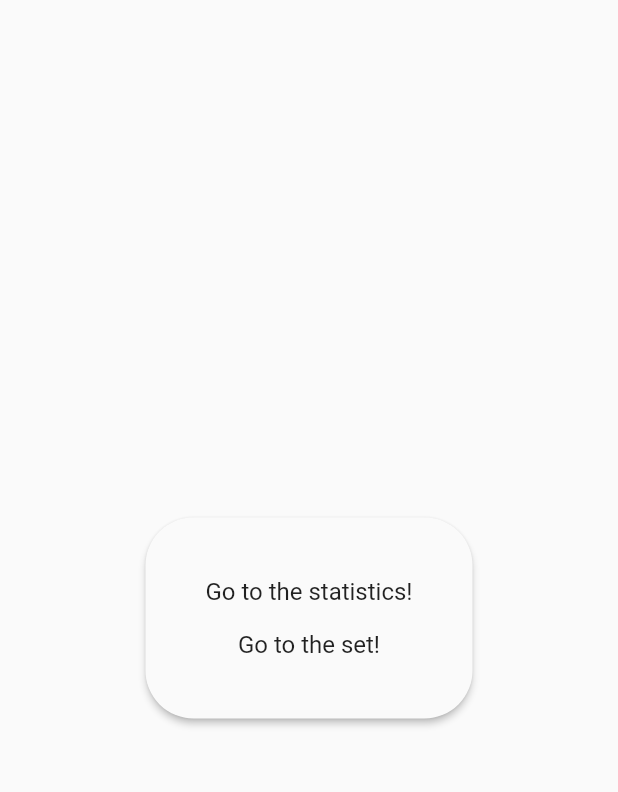
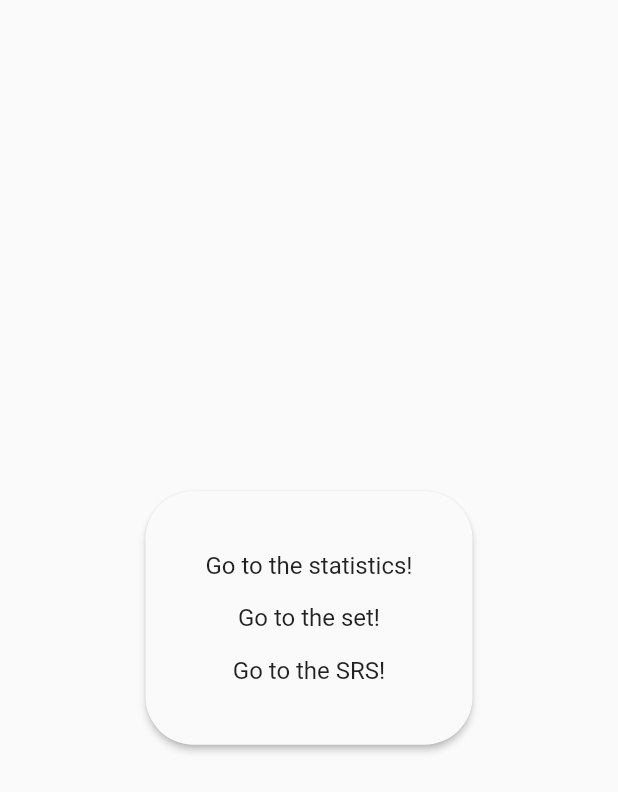
Before and after one commit to wgrzesik/flutter-app, a Flutter app: the TodoPopupCard widget shown alone on an empty page, opened directly with empty values, on a phone screen of 412 x 824 dp. Shown: the top 792 px of the screen. Run offline on Flutter 3.47's test engine with Material 2 defaults, Android fonts, the phone set to English and light mode, and no system bars; our stand-ins replace awesome_dialog, bloc, cloud_firestore, equatable, firebase_auth, firebase_core and 5 more; accounts and stored records are empty.

```diff
--- a/lib/app_const.dart
+++ b/lib/app_const.dart
@@ -10,4 +10,5 @@ class PageConst {
   static const String flashcardsPage = "flashcardsPage";
   static const String statisticsPage = "statisticsPage";
   static const String flahscardHomePage = "flashcardHomePage";
+  static const String srsPage = "srsPage";
 }
--- a/lib/feature/data/remote/data_sources/firebase_remote_data_source.dart
+++ b/lib/feature/data/remote/data_sources/firebase_remote_data_source.dart
@@ -22,4 +22,5 @@ abstract class FirebaseRemoteDataSource {
   Future<void> initializeStats(String uid);
   Future<void> updateStats(StatsEntity stats);
   Stream<List<StatsEntity>> getStats(String uid, String setName);
+  Stream<List<StatsEntity>> srs(String uid, String setName);
 }
--- a/lib/feature/data/repositories/firebase_repository_impl.dart
+++ b/lib/feature/data/repositories/firebase_repository_impl.dart
@@ -64,4 +64,8 @@ class FirebaseRepositoryImpl extends FirebaseRepository {
   @override
   Stream<List<StatsEntity>> getStats(String uid, String setName) =>
       remoteDataSource.getStats(uid, setName);
+
+  @override
+  Stream<List<StatsEntity>> srs(String uid, String setName) =>
+      remoteDataSource.srs(uid, setName);
 }
--- a/lib/feature/domain/repositories/firebase_repository.dart
+++ b/lib/feature/domain/repositories/firebase_repository.dart
@@ -22,4 +22,5 @@ abstract class FirebaseRepository {
   Future<void> initializeStats(String stats);
   Future<void> updateStats(StatsEntity stats);
   Stream<List<StatsEntity>> getStats(String uid, String setName);
+  Stream<List<StatsEntity>> srs(String uid, String setName);
 }
--- /dev/null
+++ b/lib/feature/domain/use_cases/srs_usecase.dart
@@ -0,0 +1,12 @@
+import '../entities/stats_entity.dart';
+import '../repositories/firebase_repository.dart';
+
+class SrsUseCase {
+  final FirebaseRepository repository;
+
+  SrsUseCase({required this.repository});
+
+  Stream<List<StatsEntity>> call(String uid, String setName) {
+    return repository.srs(uid, setName);
+  }
+}
--- a/lib/feature/presentation/cubit/stats/stats_cubit.dart
+++ b/lib/feature/presentation/cubit/stats/stats_cubit.dart
@@ -4,6 +4,7 @@ import 'package:bloc/bloc.dart';
 import 'package:equatable/equatable.dart';
 import 'package:note_app/feature/domain/entities/stats_entity.dart';
 import 'package:note_app/feature/domain/use_cases/get_stats_usecase.dart';
+import 'package:note_app/feature/domain/use_cases/srs_usecase.dart';
 import '../../../domain/entities/user_entity.dart';
 import '../../../domain/use_cases/add_stats_usecase.dart';
 import '../../../domain/use_cases/update_stats_usecase.dart';
@@ -14,11 +15,13 @@ class StatsCubit extends Cubit<StatsState> {
   final AddStatsUseCase addStatsUseCase;
   final UpdateStatsUseCase updateStatsUseCase;
   final GetStatsUseCase getStatsUseCase;
+  final SrsUseCase srsUseCase;
 
   StatsCubit({
     required this.addStatsUseCase,
     required this.updateStatsUseCase,
     required this.getStatsUseCase,
+    required this.srsUseCase,
   }) : super(StatsInitial());
 
   Future<void> addStats({required String stats}) async {
@@ -53,4 +56,19 @@ class StatsCubit extends Cubit<StatsState> {
       emit(StatsFailure());
     }
   }
+
+  Future<void> srs({required String uid, required String? setName}) async {
+    emit(StatsLoading());
+    try {
+      // final notes = await srsUseCase.call(uid, setName!);
+      // emit(StatsLoaded(stats: notes));
+      srsUseCase.call(uid, setName!).listen((notes) {
+        emit(StatsLoaded(stats: notes));
+      });
+    } on SocketException catch (_) {
+      emit(StatsFailure());
+    } catch (_) {
+      emit(StatsFailure());
+    }
+  }
 }
--- a/lib/feature/presentation/widgets/todo_popup_card.dart
+++ b/lib/feature/presentation/widgets/todo_popup_card.dart
@@ -66,6 +66,18 @@ class TodoPopupCard extends StatelessWidget {
                                 child: Container(
                                     child: Text("Go to the set!",
                                         style: TextStyle(fontSize: 16))))),
+                        Container(
+                            margin: const EdgeInsets.all(8),
+                            decoration: BoxDecoration(
+                              borderRadius: BorderRadius.circular(5),
+                            ),
+                            child: GestureDetector(
+                                onTap: () {
+                                  goToChoosenPage(context, PageConst.srsPage);
+                                },
+                                child: Container(
+                                    child: Text("Go to the SRS!",
+                                        style: TextStyle(fontSize: 16))))),
                       ],
                     ),
                   ),
--- a/lib/injection_container.dart
+++ b/lib/injection_container.dart
@@ -8,6 +8,7 @@ import 'package:note_app/feature/domain/use_cases/add_new_note_usecase.dart';
 import 'package:note_app/feature/domain/use_cases/add_stats_usecase.dart';
 import 'package:note_app/feature/domain/use_cases/get_sets_usecase.dart';
 import 'package:note_app/feature/domain/use_cases/get_stats_usecase.dart';
+import 'package:note_app/feature/domain/use_cases/srs_usecase.dart';
 import 'package:note_app/feature/presentation/cubit/auth/auth_cubit.dart';
 import 'package:note_app/feature/presentation/cubit/stats/stats_cubit.dart';
 import 'feature/data/repositories/firebase_repository_impl.dart';
@@ -52,7 +53,8 @@ Future<void> init() async {
   sl.registerFactory<StatsCubit>(() => StatsCubit(
       addStatsUseCase: sl.call(),
       updateStatsUseCase: sl.call(),
-      getStatsUseCase: sl.call()));
+      getStatsUseCase: sl.call(),
+      srsUseCase: sl.call()));
 
   //useCases
   sl.registerLazySingleton<AddNewNoteUseCase>(
@@ -85,6 +87,7 @@ Future<void> init() async {
       () => UpdateStatsUseCase(repository: sl.call()));
   sl.registerLazySingleton<GetStatsUseCase>(
       () => GetStatsUseCase(repository: sl.call()));
+  sl.registerLazySingleton<SrsUseCase>(() => SrsUseCase(repository: sl.call()));
 
   //repository
   sl.registerLazySingleton<FirebaseRepository>(
```
Also changed, not shown: lib/feature/data/remote/data_sources/firebase_remote_data_source_impl.dart (+106 -1 lines), lib/feature/presentation/pages/flashcards_page.dart (+0 -18 lines), lib/feature/presentation/pages/sign_up_page.dart (+8 -9 lines), lib/feature/presentation/pages/srs_page.dart (added, +112 -0 lines), lib/on_generate_route.dart (+11 -0 lines).
